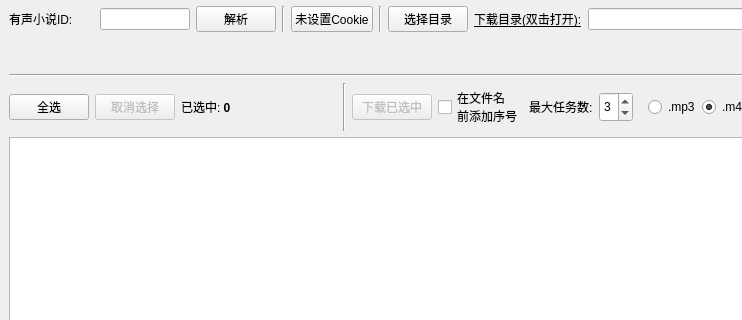
Qt form src/ui/mainwindow.ui (jing332/xmly-downloader-qt5) before a commit; both pictures show x 0 to 742 and y 0 to 320 of the 1089 by 700 pixel window.
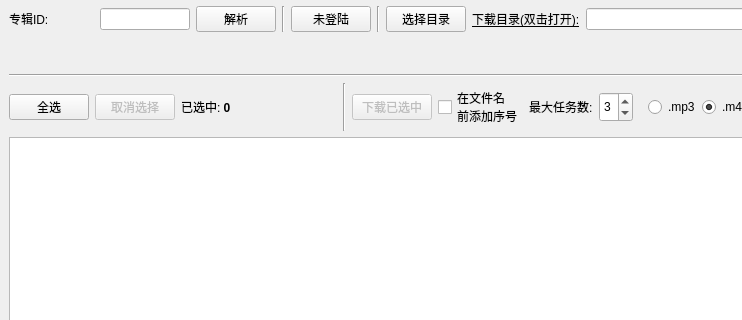
The same form after that commit. Icons and pictures are not drawn.

Commit message: 文字更改: 有声小说->专辑

Diff of the .ui file:
```diff
--- a/src/ui/mainwindow.ui
+++ b/src/ui/mainwindow.ui
@@ -48,7 +48,7 @@
          </size>
         </property>
         <property name="text">
-         <string>有声小说ID: </string>
+         <string>专辑ID: </string>
         </property>
        </widget>
       </item>
@@ -94,7 +94,7 @@
       <item>
        <widget class="QPushButton" name="cookieBtn">
         <property name="text">
-         <string>未设置Cookie</string>
+         <string>未登陆</string>
         </property>
        </widget>
       </item>
```
Left out of the diff: 2 changed lines with no effect on the pictures.
